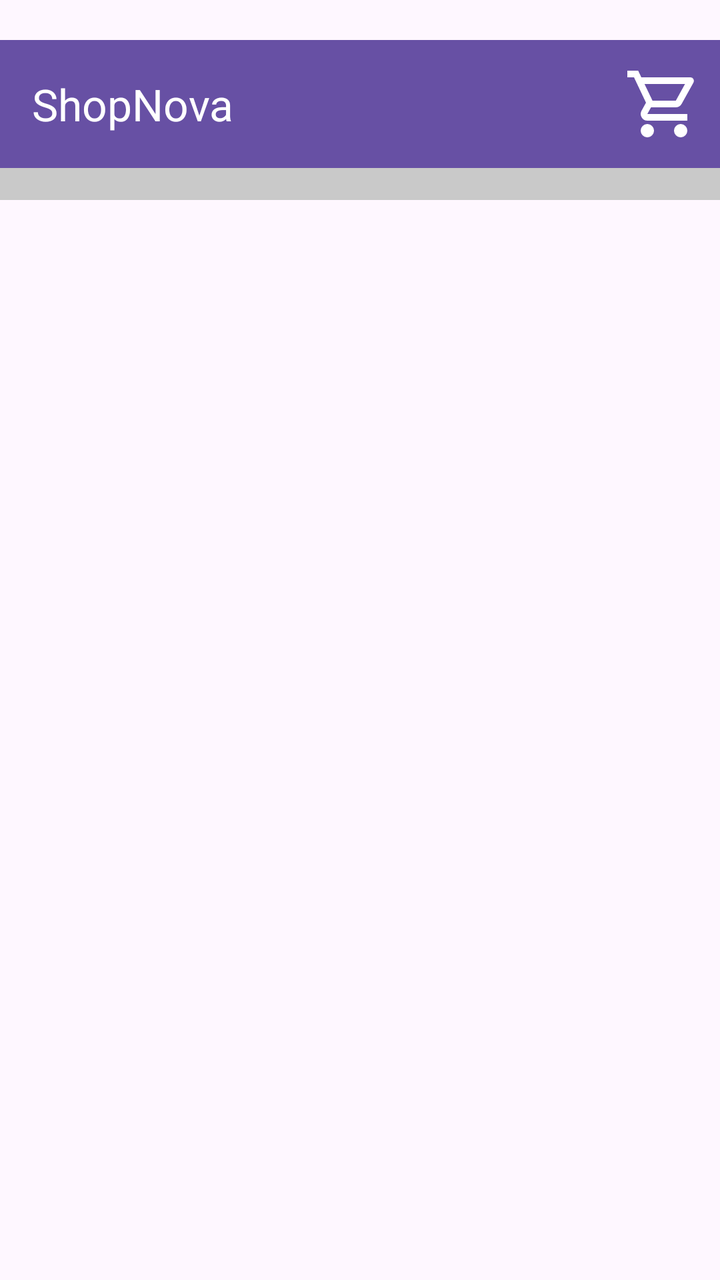
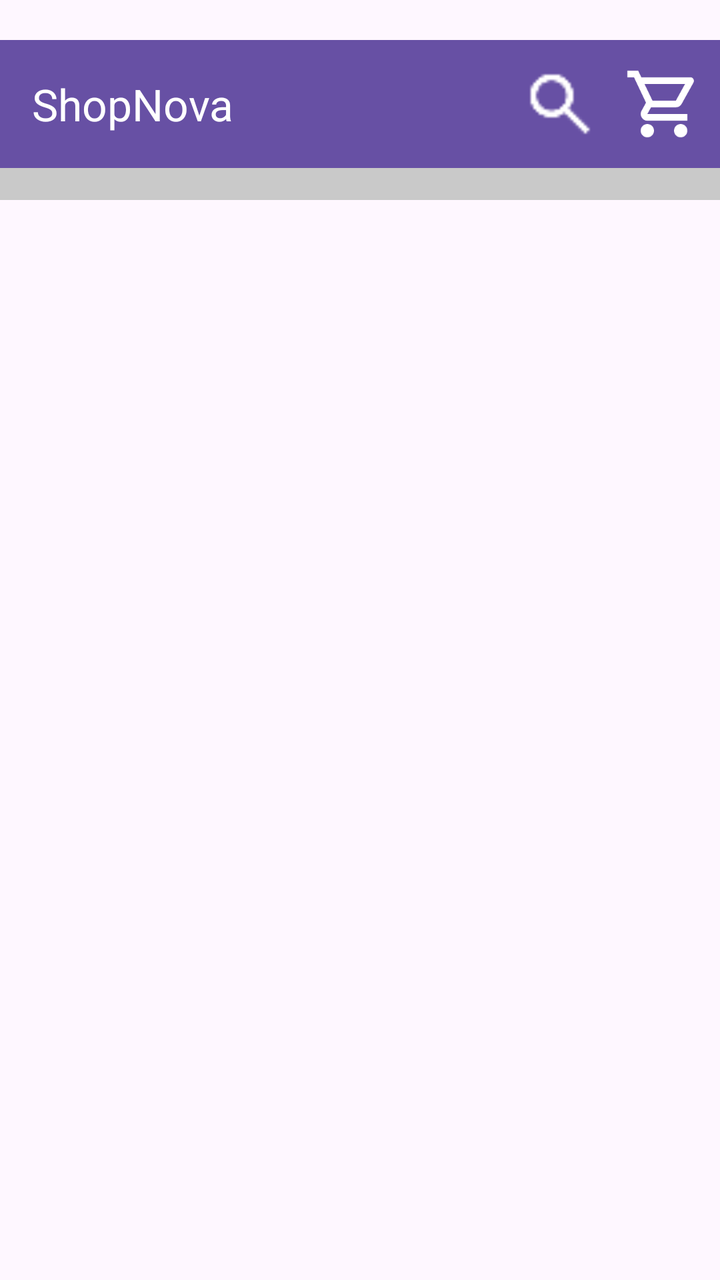

An Android layout rendered at two revisions. The XML below is the earlier revision; the diff shows what the commit changed to produce the second picture.
<!-- AndroidManifest.xml: application theme Theme.ShopNova -->
<!-- res/layout/activity_category_rv.xml -->
<?xml version="1.0" encoding="utf-8"?>
<androidx.constraintlayout.widget.ConstraintLayout
    xmlns:android="http://schemas.android.com/apk/res/android"
    xmlns:app="http://schemas.android.com/apk/res-auto"

    android:layout_width="match_parent"
    android:layout_height="match_parent">

    <androidx.appcompat.widget.Toolbar
        android:id="@+id/toolbar"
        android:layout_marginTop="20dp"
        android:layout_width="match_parent"
        android:layout_height="wrap_content"
        android:background="?attr/colorPrimary"
        app:layout_constraintEnd_toEndOf="parent"
        app:layout_constraintStart_toStartOf="parent"
        app:layout_constraintTop_toTopOf="parent"
        app:title="@string/app_name"
        android:visibility="visible"
        app:titleTextColor="@android:color/white" >

    <ImageView
        android:id="@+id/imageCart"
        android:layout_width="40dp"
        android:layout_height="40dp"
        android:layout_gravity="end|center_vertical"
        android:layout_marginEnd="8dp"
        android:src="@drawable/ic_cart"
        android:scaleType="fitCenter"
        android:visibility="visible"
        android:clickable="true"
        android:focusable="true"
        android:contentDescription="Toolbar image" />

</androidx.appcompat.widget.Toolbar>


    <ProgressBar android:id="@+id/pb"
        android:layout_width="wrap_content"
        android:layout_height="wrap_content"
        app:layout_constraintStart_toStartOf="parent"
        app:layout_constraintEnd_toEndOf="parent"
        app:layout_constraintBottom_toBottomOf="parent"
        app:layout_constraintTop_toTopOf="parent"
        android:visibility="gone" />


    <androidx.recyclerview.widget.RecyclerView
        android:id="@+id/rv_category"
        android:layout_width="0dp"
        android:layout_height="wrap_content"
        android:padding="8dp"
        android:clipToPadding="false"
        android:scrollbars="horizontal"
        app:layout_constraintEnd_toEndOf="parent"
        app:layout_constraintStart_toStartOf="parent"
        app:layout_constraintTop_toBottomOf="@id/toolbar"
        android:orientation="horizontal"
        android:background="#C9C9C9"

     />

    <androidx.recyclerview.widget.RecyclerView
        android:id="@+id/rv_Product"
        android:layout_width="0dp"
        android:layout_height="wrap_content"
        android:padding="8dp"
        android:clipToPadding="false"
        android:scrollbars="horizontal"
        app:layout_constraintEnd_toEndOf="parent"
        app:layout_constraintStart_toStartOf="parent"
        app:layout_constraintTop_toBottomOf="@id/rv_category"
        android:orientation="horizontal"

        />
</androidx.constraintlayout.widget.ConstraintLayout>
<!-- resources referenced by this layout -->
<resources>
  <!-- drawable ic_cart (drawable) -->
  <vector xmlns:android="http://schemas.android.com/apk/res/android"
      android:width="24dp"
      android:height="24dp"
      android:viewportWidth="960"
      android:viewportHeight="960">
    <path
        android:pathData="M223.5,856.5Q200,833 200,800t23.5,-56.5Q247,720 280,720t56.5,23.5Q360,767 360,800t-23.5,56.5Q313,880 280,880t-56.5,-23.5ZM623.5,856.5Q600,833 600,800t23.5,-56.5Q647,720 680,720t56.5,23.5Q760,767 760,800t-23.5,56.5Q713,880 680,880t-56.5,-23.5ZM246,240l96,200h280l110,-200L246,240ZM208,160h590q23,0 35,20.5t1,41.5L692,478q-11,20 -29.5,31T622,520L324,520l-44,80h480v80L280,680q-45,0 -68,-39.5t-2,-78.5l54,-98 -144,-304L40,160v-80h130l38,80ZM342,440h280,-280Z"
        android:fillColor="#ffffff"/>
  </vector>
  <string name="app_name">ShopNova</string>
  <style name="Theme.ShopNova" parent="Base.Theme.ShopNova" />
  <style name="Base.Theme.ShopNova" parent="Theme.Material3.DayNight.NoActionBar">
          
          
      </style>
</resources>

<!-- the commit's change to res/layout/activity_category_rv.xml (unified diff, before → after) -->
@@ -18,19 +18,36 @@
         app:title="@string/app_name"
         android:visibility="visible"
         app:titleTextColor="@android:color/white" >
+        <LinearLayout
+            android:layout_width="wrap_content"
+            android:layout_height="match_parent"
+            android:layout_gravity="end|center_vertical"
+            android:orientation="horizontal"
+            android:gravity="center_vertical">
 
-    <ImageView
-        android:id="@+id/imageCart"
-        android:layout_width="40dp"
-        android:layout_height="40dp"
-        android:layout_gravity="end|center_vertical"
-        android:layout_marginEnd="8dp"
-        android:src="@drawable/ic_cart"
-        android:scaleType="fitCenter"
-        android:visibility="visible"
-        android:clickable="true"
-        android:focusable="true"
-        android:contentDescription="Toolbar image" />
+            <ImageView
+                android:id="@+id/imageSearch"
+                android:layout_width="40dp"
+                android:layout_height="40dp"
+                android:layout_marginEnd="12dp"
+                android:src="@drawable/search"
+                android:scaleType="fitCenter"
+                android:clickable="true"
+                android:focusable="true"
+                android:contentDescription="Search" />
+
+            <ImageView
+                android:id="@+id/imageCart"
+                android:layout_width="40dp"
+                android:layout_height="40dp"
+                android:layout_marginEnd="8dp"
+                android:src="@drawable/ic_cart"
+                android:scaleType="fitCenter"
+                android:clickable="true"
+                android:focusable="true"
+                android:contentDescription="Cart" />
+
+        </LinearLayout>
 
 </androidx.appcompat.widget.Toolbar>
 
<!-- resource entries referenced after the edit -->
@@ -10,6 +10,7 @@
         android:pathData="M223.5,856.5Q200,833 200,800t23.5,-56.5Q247,720 280,720t56.5,23.5Q360,767 360,800t-23.5,56.5Q313,880 280,880t-56.5,-23.5ZM623.5,856.5Q600,833 600,800t23.5,-56.5Q647,720 680,720t56.5,23.5Q760,767 760,800t-23.5,56.5Q713,880 680,880t-56.5,-23.5ZM246,240l96,200h280l110,-200L246,240ZM208,160h590q23,0 35,20.5t1,41.5L692,478q-11,20 -29.5,31T622,520L324,520l-44,80h480v80L280,680q-45,0 -68,-39.5t-2,-78.5l54,-98 -144,-304L40,160v-80h130l38,80ZM342,440h280,-280Z"
         android:fillColor="#ffffff"/>
   </vector>
+  <!-- drawable search: png bitmap (drawable, 494 bytes) -->
   <string name="app_name">ShopNova</string>
   <style name="Theme.ShopNova" parent="Base.Theme.ShopNova" />
   <style name="Base.Theme.ShopNova" parent="Theme.Material3.DayNight.NoActionBar">
